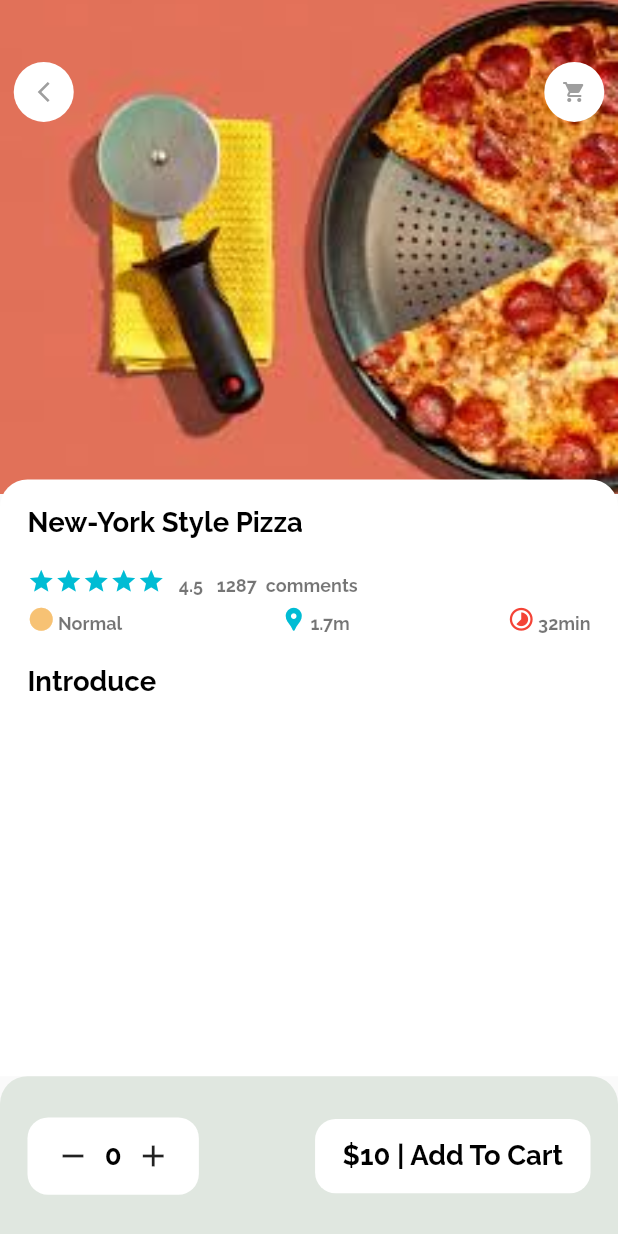
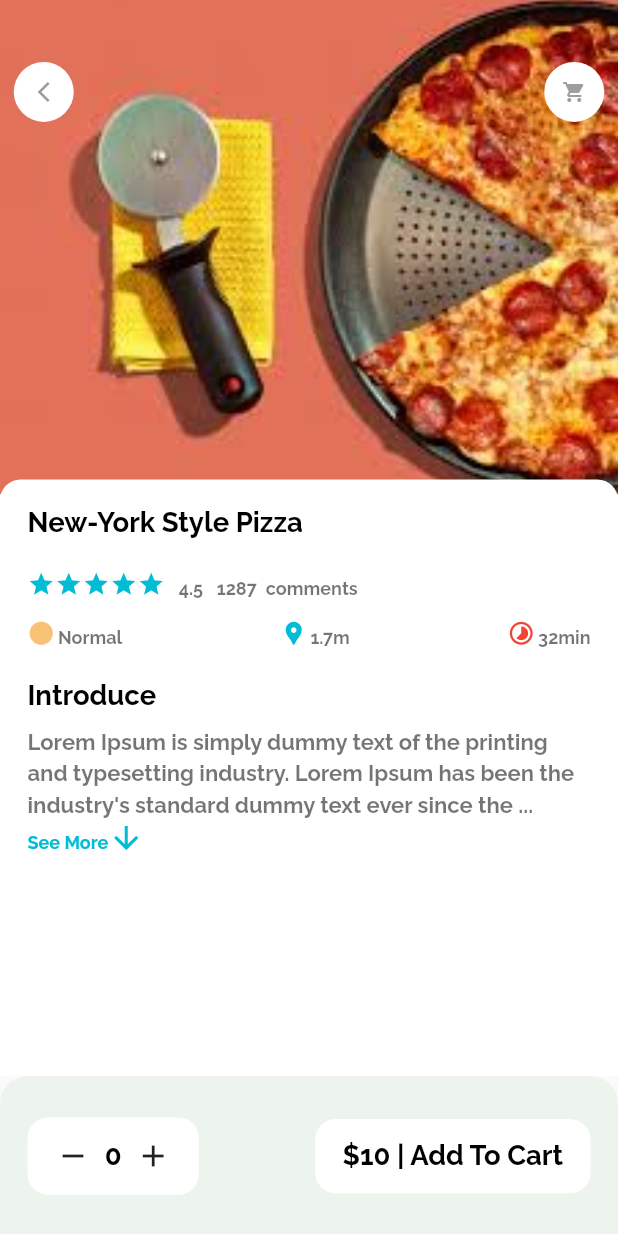
Before and after one commit to NomanShariq/Food_DeliveryApp, a Flutter app: the screen it shows after launch, on a phone screen of 412 x 824 dp. Run offline on Flutter 3.47's test engine with Material 2 defaults, Android fonts, the phone set to English and light mode, and no system bars; our stand-ins replace dots_indicator, get.

Commit message:
major changes in detail page

```diff
--- a/lib/pages/food/popular_food_detail.dart
+++ b/lib/pages/food/popular_food_detail.dart
@@ -2,6 +2,7 @@ import 'package:flutter/material.dart';
 import 'package:food_delivery_app/utilis/dimensions.dart';
 import 'package:food_delivery_app/widgets/app_column.dart';
 import 'package:food_delivery_app/widgets/app_icon.dart';
+import 'package:food_delivery_app/widgets/expandable_text_widget.dart';
 
 import '../../widgets/big_text.dart';
 
@@ -52,8 +53,8 @@ class PopularFoodDetailPage extends StatelessWidget {
                     top: Dimension.height20),
                 decoration: BoxDecoration(
                   borderRadius: BorderRadius.only(
-                    topLeft: Radius.circular(Dimension.radius20),
-                    topRight: Radius.circular(Dimension.radius20),
+                    topLeft: Radius.circular(Dimension.radius15),
+                    topRight: Radius.circular(Dimension.radius15),
                   ),
                   color: Colors.white,
                 ),
@@ -65,6 +66,16 @@ class PopularFoodDetailPage extends StatelessWidget {
                       height: Dimension.height20,
                     ),
                     BigText(text: "Introduce"),
+                    SizedBox(
+                      height: Dimension.height10,
+                    ),
+                    Expanded(
+                      child: SingleChildScrollView(
+                        child: ExpandableTextWidget(
+                            text:
+                                "Lorem Ipsum is simply dummy text of the printing and typesetting industry. Lorem Ipsum has been the industry's standard dummy text ever since the 1500s, when an unknown printer took a galley of type and scrambled it to make a type specimen book.text of the printing and typesetting industry. Lorem Ipsum has been the industry's standard dummy text ever since the 1500s, when an unknown printer took a galley of type and scrambled it to make a type specimen book."),
+                      ),
+                    )
                   ],
                 ),
               )),
@@ -76,7 +87,7 @@ class PopularFoodDetailPage extends StatelessWidget {
             topLeft: Radius.circular(Dimension.radius20),
             topRight: Radius.circular(Dimension.radius20),
           ),
-          color: Color.fromARGB(255, 224, 231, 224),
+          color: Color.fromARGB(255, 237, 243, 237),
         ),
         padding: EdgeInsets.only(
             left: Dimension.width20,
--- a/lib/utilis/dimensions.dart
+++ b/lib/utilis/dimensions.dart
@@ -20,8 +20,11 @@ class Dimension {
   static double width20 = screenHeight / 44.95;
   static double width30 = screenHeight / 29.96;
 
+  // font sizes
+  static double font20 = screenHeight / 44.95;
+  static double font16 = screenHeight / 56.18;
+
   // radius
-  static double font20 = screenHeight / 44.95;
   static double radius10 = screenHeight / 89.9;
   static double radius15 = screenHeight / 59.9;
   static double radius20 = screenHeight / 44.9;
--- a/lib/widgets/app_column.dart
+++ b/lib/widgets/app_column.dart
@@ -16,7 +16,7 @@ class AppColumn extends StatelessWidget {
       children: [
         BigText(text: text),
         SizedBox(
-          height: Dimension.height15,
+          height: Dimension.height10,
         ),
         Row(
           children: [
@@ -42,7 +42,7 @@ class AppColumn extends StatelessWidget {
             ),
             SmallText(text: "comments"),
             SizedBox(
-              height: Dimension.height30,
+              height: Dimension.height45,
             ),
           ],
         ),
--- /dev/null
+++ b/lib/widgets/expandable_text_widget.dart
@@ -0,0 +1,74 @@
+import 'package:flutter/material.dart';
+import 'package:food_delivery_app/utilis/dimensions.dart';
+import 'package:food_delivery_app/widgets/small_text.dart';
+import 'package:get/get.dart';
+
+class ExpandableTextWidget extends StatefulWidget {
+  final String text;
+  const ExpandableTextWidget({Key? key, required this.text}) : super(key: key);
+
+  @override
+  State<ExpandableTextWidget> createState() => _ExpandableTextWidgetState();
+}
+
+bool hiddenText = true;
+
+class _ExpandableTextWidgetState extends State<ExpandableTextWidget> {
+  late String firstHalf;
+  late String secondHalf;
+
+  double textHeight = Dimension.screenHeight / 5.63;
+
+  @override
+  void initState() {
+    super.initState();
+    if (widget.text.length > textHeight) {
+      firstHalf = widget.text.substring(
+        0,
+        textHeight.toInt(),
+      );
+      secondHalf =
+          widget.text.substring(textHeight.toInt() + 1, widget.text.length);
+    } else {
+      firstHalf = widget.text;
+      secondHalf = "";
+    }
+  }
+
+  @override
+  Widget build(BuildContext context) {
+    return Container(
+      child: secondHalf.isEmpty
+          ? SmallText(size: Dimension.font16, text: firstHalf)
+          : Column(
+              children: [
+                SmallText(
+                    height: 1.4,
+                    size: Dimension.font16,
+                    text: hiddenText
+                        ? (firstHalf + "...")
+                        : (firstHalf + secondHalf)),
+                InkWell(
+                  onTap: () {
+                    setState(() {
+                      hiddenText = !hiddenText;
+                    });
+                  },
+                  child: Row(
+                    children: [
+                      SmallText(
+                        text: "See More",
+                        colour: Colors.cyan,
+                      ),
+                      Icon(
+                        hiddenText ? Icons.arrow_downward : Icons.arrow_upward,
+                        color: Colors.cyan,
+                      ),
+                    ],
+                  ),
+                ),
+              ],
+            ),
+    );
+  }
+}
```
